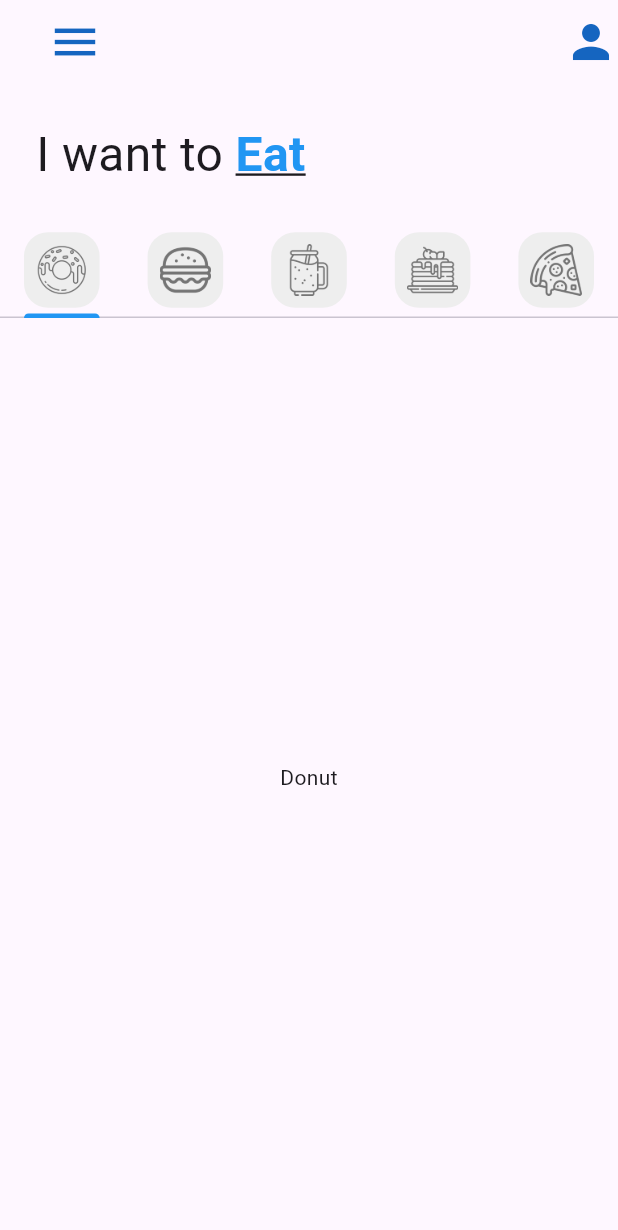
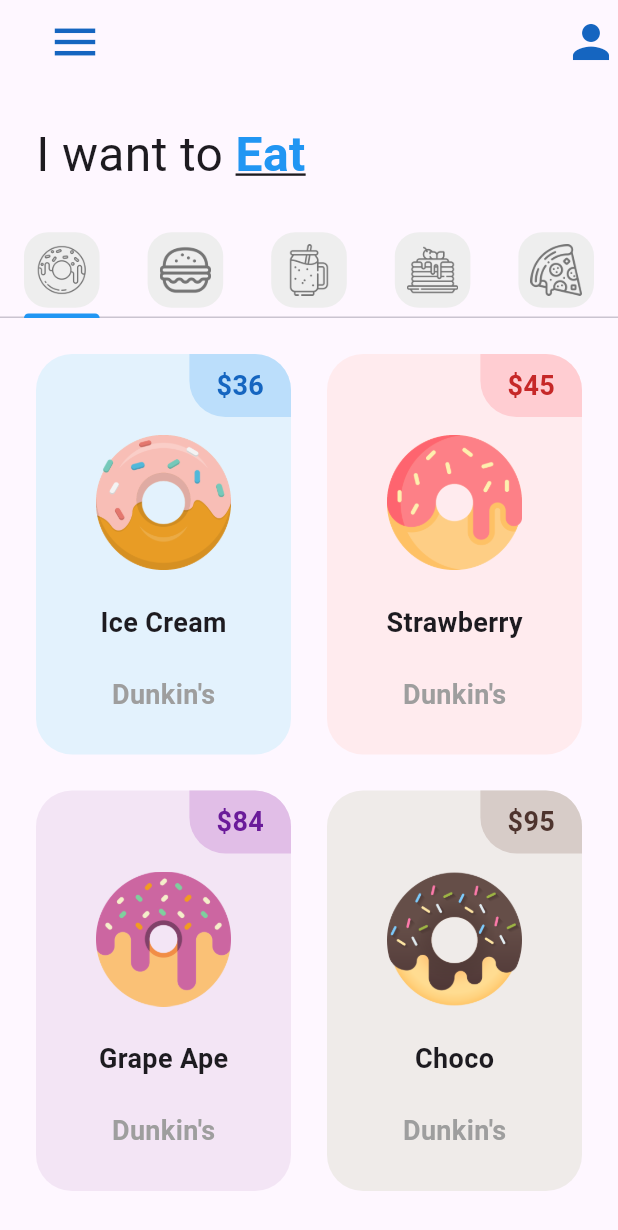
Before and after one commit to EmiiEu4n/reto1_donut_app_emiliano_euan, a Flutter app: the screen it shows after launch, on a phone screen of 412 x 824 dp. Shown: the top 1230 px of the screen. Run offline on Flutter 3.47's test engine with Material 3 defaults, Android fonts, the phone set to English and light mode, and no system bars.

Commit message:
DonutTile añadido

```diff
--- a/lib/pages/home_page.dart
+++ b/lib/pages/home_page.dart
@@ -72,7 +72,7 @@
           //TabBA
           TabBar(tabs: myTabs),
           //tab bar view
-          const Expanded(
+          Expanded( //[] quitar const
             child: TabBarView(children: [
               //donut
               DonutTab(),
--- a/lib/tab/donut_tab.dart
+++ b/lib/tab/donut_tab.dart
@@ -1,14 +1,35 @@
 import 'package:flutter/material.dart';
 
+import '../utils/donut_tile.dart'; //[7] importar archivo creado
+
 class DonutTab extends StatelessWidget {
-  const DonutTab({super.key});
+  //list of donuts [1]
+  final List donutsOnSale = [
+    // [donutFlavor, donutPrice, donutColor, imageName]
+    ["Ice Cream", "36", Colors.blue, "lib/images/icecream_donut.png"],
+    ["Strawberry", "45", Colors.red, "lib/images/strawberry_donut.png"],
+    ["Grape Ape", "84", Colors.purple, "lib/images/grape_donut.png"],
+    ["Choco", "95", Colors.brown, "lib/images/chocolate_donut.png"],
+  ];
+
+  DonutTab({super.key});
 
   @override
   Widget build(BuildContext context) {
-    return Container(
-      child: const Center(
-        child: Text('Donut'),
-      ),
-    );
-  }
+    return GridView.builder(
+        //vista de cuadricula [2]
+        itemCount: donutsOnSale.length, //Longitud de los elementos[3]
+        padding: const EdgeInsets.all(12),
+        gridDelegate: const SliverGridDelegateWithFixedCrossAxisCount(
+            crossAxisCount: 2, childAspectRatio: 1 / 1.5), //Dos columnas [4] //
+        itemBuilder: (context, index) {
+          return DonutTile(
+            //[5]
+            donutFlavor: donutsOnSale[index][0],
+            donutPrice: donutsOnSale[index][1],
+            donutColor: donutsOnSale[index][2],
+            imageName: donutsOnSale[index][3],
+          );
+        });
+  } // Crear el archivo donut_tile en /utils [6]
 }
--- a/lib/tab/pizza_tab.dart
+++ b/lib/tab/pizza_tab.dart
@@ -7,7 +7,7 @@
   Widget build(BuildContext context) {
     return Container(
       child: const Center(
-        child: Text('Pizza'),
+        child: Text('Little Cesar'),
       ),
     );
   }
--- a/lib/tab/smoothie_tab.dart
+++ b/lib/tab/smoothie_tab.dart
@@ -7,7 +7,7 @@
   Widget build(BuildContext context) {
     return Container(
       child: const Center(
-        child: Text('Smoothie'),
+        child: Text('Starbucks'),
       ),
     );
   }
--- /dev/null
+++ b/lib/utils/donut_tile.dart
@@ -0,0 +1,86 @@
+import 'package:flutter/material.dart';
+
+//stl
+class DonutTile extends StatelessWidget {
+  final String donutFlavor;
+  final String donutPrice;
+  final dynamic donutColor; //Es dinamico porque es de tipo color
+  final String imageName;
+
+  //Valor fijo para el border circular
+  final double borderRadius = 24;
+
+  const DonutTile(
+      {super.key,
+      required this.donutFlavor,
+      required this.donutPrice,
+      this.donutColor,
+      required this.imageName}); //Las variables deben estar inicializadas [8]
+
+  @override
+  Widget build(BuildContext context) {
+    return Padding(
+      padding: const EdgeInsets.all(12),
+      child: Container(
+        decoration: BoxDecoration(
+            color: donutColor[50],
+            borderRadius: BorderRadius.circular(borderRadius)),
+        child: Column(
+          children: [
+            //Donut price
+            Row(
+              mainAxisAlignment: MainAxisAlignment.end,
+              children: [
+                Container(
+                  decoration: BoxDecoration(
+                    color: donutColor[100],
+                    borderRadius: BorderRadius.only(
+                        topRight: Radius.circular(borderRadius),
+                        bottomLeft: Radius.circular(borderRadius)),
+                  ),
+                  padding:
+                      const EdgeInsets.symmetric(vertical: 8, horizontal: 18),
+                  child: Text(
+                    '\$$donutPrice',
+                    style: TextStyle(
+                        fontWeight: FontWeight.bold,
+                        fontSize: 18,
+                        color: donutColor[800]),
+                  ),
+                )
+              ],
+            ),
+            //donut picture
+            Padding(
+              padding: const EdgeInsets.symmetric(horizontal: 40, vertical: 12),
+              child: Image.asset(imageName),
+            ),
+            //donut flavor text
+            Padding(
+              padding: const EdgeInsets.symmetric(horizontal: 30, vertical: 10),
+              child: Text(
+                donutFlavor,
+                style: const TextStyle(
+                  fontWeight: FontWeight.bold,
+                  fontSize: 18,
+                ),
+              ),
+            ),
+            const Padding(
+              padding: EdgeInsets.symmetric(horizontal: 40, vertical: 12),
+              child: Text(
+                "Dunkin's",
+                style: TextStyle(
+                  fontWeight: FontWeight.bold,
+                  fontSize: 18,
+                  color: Colors.grey,
+                ),
+              ),
+            )
+            //love icon + add button
+          ],
+        ),
+      ),
+    );
+  }
+}
```
